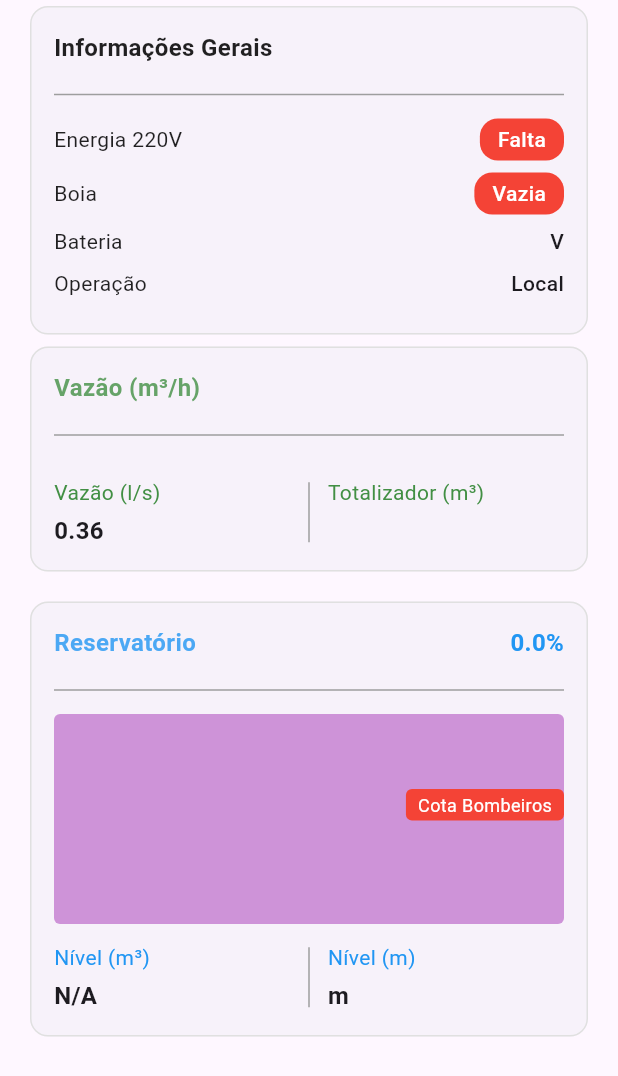
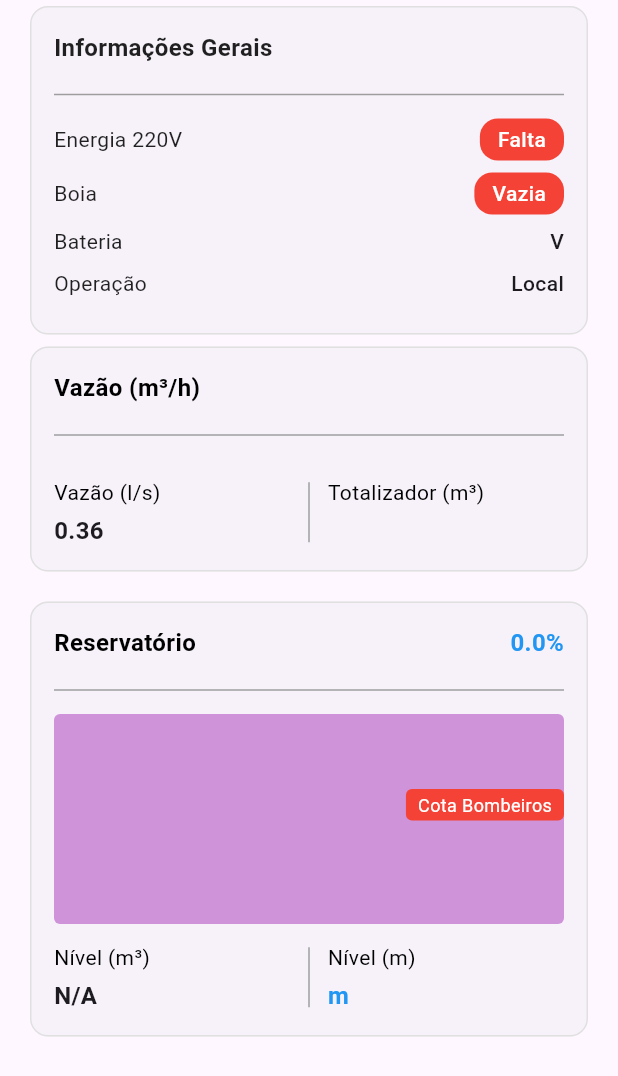
Before and after one commit to Eduardo-MKS/QualleControl, a Flutter app: the ResumoScreen widget shown alone on an empty page, opened directly with empty values, on a phone screen of 412 x 824 dp. Shown: the top 1076 px of the screen. Run offline on Flutter 3.47's test engine with Material 3 defaults, Android fonts, the light colour scheme and no system bars; our stand-ins replace dio, fl_chart, flutter_svg; network calls fail.

Commit message:
feat: created new card "pressão de saida" and adjusted colors in cards

```diff
--- a/lib/models/condominio_model.dart
+++ b/lib/models/condominio_model.dart
@@ -8,7 +8,7 @@ class CondominioModel {
   final double? nivelCisternaPercentual;
   final String? nivelCisternaMetros;
   final bool hasPressao;
-  final double? pressaoSaida;
+  final String? pressaoSaida;
   final bool hasGeral;
   final String? energia;
   final String? boia;
@@ -78,7 +78,9 @@ class CondominioModel {
       imageCondo: imageAsset,
       hasCisterna: cisterna != null,
       hasPressao: cisterna?['pressao']?['saida'] != null,
-      pressaoSaida: (cisterna?['pressao']?['saida'] as num?)?.toDouble(),
+      pressaoSaida: (cisterna?['pressao']?['saida'] as num?)?.toStringAsFixed(
+        2,
+      ),
       hasGeral:
           energiaStatus != null ||
           remotoStatus != null ||
--- a/lib/views/condominios/detalhes/resumo_component.dart
+++ b/lib/views/condominios/detalhes/resumo_component.dart
@@ -43,7 +43,7 @@ class ResumoScreen extends StatelessWidget {
                 titulo: "Vazão (m³/h)",
                 vazaoValue: condominio.vazao ?? "0.0",
                 totalizadorValue: condominio.totalizador ?? "0.0",
-                color: const Color.fromARGB(255, 66, 143, 68),
+                color: const Color.fromARGB(255, 81, 236, 86),
               )
             else
               const SizedBox(height: 12),
@@ -57,8 +57,6 @@ class ResumoScreen extends StatelessWidget {
                 titulo: "Reservatório",
                 percentualValue: condominio.nivelReservatorioPercentual ?? 0.0,
                 metrosValue: "${condominio.nivelReservatorioMetros ?? 'N/A'}m",
-                pressaoSaida:
-                    condominio.hasPressao ? condominio.pressaoSaida : null,
                 color: Colors.blue,
               ),
 
@@ -72,7 +70,13 @@ class ResumoScreen extends StatelessWidget {
                 metrosValue: "${condominio.nivelCisternaMetros ?? 'N/A'}m",
                 pressaoSaida:
                     null, // A cisterna geralmente não tem pressão de saída
-                color: const Color.fromARGB(255, 6, 20, 124),
+                color: const Color.fromARGB(255, 138, 71, 214),
+              ),
+            if (hasCisterna)
+              _buildCardPressao(
+                titulo: "Pressão de Saída mca",
+                cisterna: condominio.pressaoSaida ?? "0.0",
+                color: Colors.blueAccent,
               ),
           ],
         ),
@@ -199,7 +203,7 @@ class ResumoScreen extends StatelessWidget {
                   style: TextStyle(
                     fontSize: 16,
                     fontWeight: FontWeight.bold,
-                    color: color.withOpacity(0.8),
+                    color: Color.fromARGB(255, 0, 0, 0),
                   ),
                 ),
                 Text(
@@ -235,14 +239,17 @@ class ResumoScreen extends StatelessWidget {
                     children: [
                       Text(
                         "Nível (m³)",
-                        style: TextStyle(color: color, fontSize: 14),
+                        style: TextStyle(
+                          color: Color.fromARGB(255, 0, 0, 0),
+                          fontSize: 14,
+                        ),
                       ),
                       const SizedBox(height: 4),
                       Text(
                         pressaoSaida != null
                             ? ((pressaoSaida * 100)).toStringAsFixed(1)
                             : "N/A",
-                        style: const TextStyle(
+                        style: TextStyle(
                           fontSize: 16,
                           fontWeight: FontWeight.bold,
                         ),
@@ -259,14 +266,18 @@ class ResumoScreen extends StatelessWidget {
                       children: [
                         Text(
                           "Nível (m)",
-                          style: TextStyle(color: color, fontSize: 14),
+                          style: TextStyle(
+                            color: Color.fromARGB(255, 0, 0, 0),
+                            fontSize: 14,
+                          ),
                         ),
                         const SizedBox(height: 4),
                         Text(
                           metrosValue,
-                          style: const TextStyle(
+                          style: TextStyle(
                             fontSize: 16,
                             fontWeight: FontWeight.bold,
+                            color: color,
                           ),
                         ),
                       ],
@@ -306,7 +317,7 @@ class ResumoScreen extends StatelessWidget {
                   style: TextStyle(
                     fontSize: 16,
                     fontWeight: FontWeight.bold,
-                    color: color.withOpacity(0.8),
+                    color: Color.fromARGB(255, 0, 0, 0),
                   ),
                 ),
                 Text(
@@ -334,7 +345,10 @@ class ResumoScreen extends StatelessWidget {
                     children: [
                       Text(
                         "Vazão (l/s)",
-                        style: TextStyle(color: color, fontSize: 14),
+                        style: TextStyle(
+                          color: Color.fromARGB(255, 0, 0, 0),
+                          fontSize: 14,
+                        ),
                       ),
                       const SizedBox(height: 4),
                       Text(
@@ -356,7 +370,10 @@ class ResumoScreen extends StatelessWidget {
                       children: [
                         Text(
                           "Totalizador (m³)",
-                          style: TextStyle(color: color, fontSize: 14),
+                          style: TextStyle(
+                            color: Color.fromARGB(255, 0, 0, 0),
+                            fontSize: 14,
+                          ),
                         ),
                         const SizedBox(height: 4),
                         Text(
@@ -378,4 +395,51 @@ class ResumoScreen extends StatelessWidget {
       ),
     );
   }
+
+  Widget _buildCardPressao({
+    required String titulo,
+    required Color color,
+    required String cisterna,
+  }) {
+    return Card(
+      elevation: 0,
+      shape: RoundedRectangleBorder(
+        borderRadius: BorderRadius.circular(12),
+        side: BorderSide(color: Colors.grey.shade300, width: 1),
+      ),
+      child: Padding(
+        padding: const EdgeInsets.all(16.0),
+        child: Column(
+          crossAxisAlignment: CrossAxisAlignment.start,
+          children: [
+            Row(
+              mainAxisAlignment: MainAxisAlignment.spaceBetween,
+              children: [
+                Text(
+                  titulo,
+                  style: TextStyle(
+                    fontSize: 16,
+                    fontWeight: FontWeight.bold,
+                    color: Color.fromARGB(255, 0, 0, 0),
+                  ),
+                ),
+                Text(
+                  cisterna,
+                  style: TextStyle(
+                    fontSize: 16,
+                    fontWeight: FontWeight.bold,
+                    color: color,
+                  ),
+                ),
+              ],
+            ),
+            const SizedBox(height: 12),
+
+            const Divider(color: Colors.grey),
+            const SizedBox(height: 8),
+          ],
+        ),
+      ),
+    );
+  }
 }
```
Also changed, not shown: lib/views/condominios/components/condo_card.dart (+0 -19 lines).
